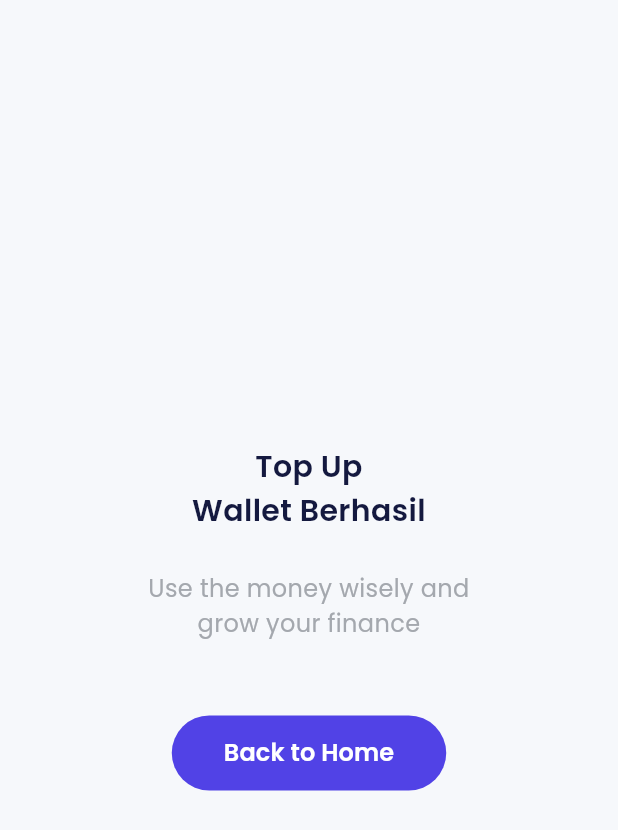
After one commit to zainalsalamun/bank_salamu_master, a Flutter app: the TopUpSuccess screen opened by its route, on a phone screen of 412 x 824 dp. The commit adds this screen. Shown: the top 830 px of the screen. Run offline on Flutter 3.47's test engine with Material 3 defaults, Android fonts, the phone set to English and light mode, and no system bars; our stand-ins replace carousel_slider, google_fonts.

Commit message:
add top up success

```diff
--- a/lib/main.dart
+++ b/lib/main.dart
@@ -16,6 +16,7 @@ import 'ui/pages/homebackup/homecopycard.dart';
 import 'ui/pages/profile/profile_edit_pin_page.dart';
 import 'ui/pages/profile/profile_edit_success.dart';
 import 'ui/pages/profile/profile_page.dart';
+import 'ui/pages/topup/top_up_success.dart';
 import 'ui/pages/topup/topu_amount_page.dart';
 import 'ui/pages/topup/topup_page.dart';
 
@@ -59,6 +60,7 @@ class MyApp extends StatelessWidget {
         '/topup-amount-page': (context) => const TopUpAmountPage(),
         '/homecopy': (context) => const HomeCopyPage(),
         '/homecopycard': (context) => const HomeCopyCardPage(),
+        '/topup-success': (context) => const TopUpSuccess(),
       },
     );
   }
--- /dev/null
+++ b/lib/ui/pages/topup/top_up_success.dart
@@ -0,0 +1,46 @@
+import 'package:bank_salamu_master/ui/widget/button.dart';
+import 'package:flutter/material.dart';
+
+import '../../../shared/theme.dart';
+
+class TopUpSuccess extends StatelessWidget {
+  const TopUpSuccess({super.key});
+
+  @override
+  Widget build(BuildContext context) {
+    return Scaffold(
+      body: Center(
+        child: Column(
+          mainAxisAlignment: MainAxisAlignment.center,
+          children: [
+            Text(
+              'Top Up\nWallet Berhasil',
+              style:
+                  blackTextStyle.copyWith(fontSize: 20, fontWeight: semiBold),
+              textAlign: TextAlign.center,
+            ),
+            const SizedBox(height: 26),
+            Text(
+              'Use the money wisely and\ngrow your finance',
+              style: greyTextStyle.copyWith(
+                fontSize: 16,
+              ),
+              textAlign: TextAlign.center,
+            ),
+            const SizedBox(height: 50),
+            CustomFilledButton(
+                width: 183,
+                title: 'Back to Home',
+                onPressed: () {
+                  Navigator.pushNamedAndRemoveUntil(
+                    context,
+                    '/home-page',
+                    (route) => false,
+                  );
+                }),
+          ],
+        ),
+      ),
+    );
+  }
+}
```
